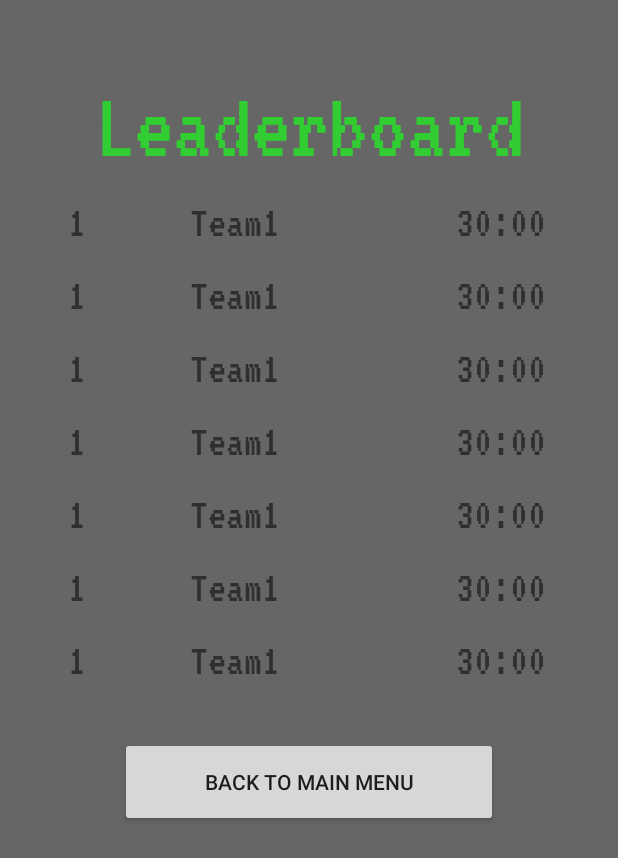
After one commit to nkm90/BreakScape, an Android app: the LeadersActivity screen opened directly, with no data from a screen before it, on a phone screen of 412 x 824 dp. The commit adds this screen. Shown: the top 858 px of the screen. Run offline under Robolectric (Android 15) with nearby library versions, the phone set to English and light mode, and no system bars.

Commit message:
leaderboard design

```diff
--- a/app/src/main/AndroidManifest.xml
+++ b/app/src/main/AndroidManifest.xml
@@ -26,6 +26,7 @@
                 <category android:name="android.intent.category.LAUNCHER" />
             </intent-filter>
         </activity>
+        <activity android:name=".LeadersActivity" />
 
         <meta-data
             android:name="preloaded_fonts"
--- a/app/src/main/java/com/example/breakscape/AbsRuntimePermission.java
+++ b/app/src/main/java/com/example/breakscape/AbsActivity.java
@@ -8,8 +8,8 @@ import android.view.Display;
 import androidx.appcompat.app.ActionBar;
 import androidx.appcompat.app.AppCompatActivity;
 
-public abstract class AbsRuntimePermission extends AppCompatActivity {
-     static String teamName;
+public abstract class AbsActivity extends AppCompatActivity {
+      static String teamName;
 
     @Override
     protected void onCreate(Bundle savedInstanceState) {
@@ -23,4 +23,6 @@ public abstract class AbsRuntimePermission extends AppCompatActivity {
         }
     }
 
+
+
 }
--- a/app/src/main/java/com/example/breakscape/BreakActivity.java
+++ b/app/src/main/java/com/example/breakscape/BreakActivity.java
@@ -1,13 +1,11 @@
 package com.example.breakscape;
-
-import androidx.appcompat.app.AppCompatActivity;
 
 import android.content.Intent;
 import android.os.Bundle;
 import android.view.View;
 import android.widget.Button;
 
-public class BreakActivity extends AbsRuntimePermission {
+public class BreakActivity extends AbsActivity {
 
     @Override
     protected void onCreate(Bundle savedInstanceState) {
--- a/app/src/main/java/com/example/breakscape/CongratulationsActivity.java
+++ b/app/src/main/java/com/example/breakscape/CongratulationsActivity.java
@@ -1,13 +1,11 @@
 package com.example.breakscape;
-
-import androidx.appcompat.app.AppCompatActivity;
 
 import android.content.Intent;
 import android.os.Bundle;
 import android.view.View;
 import android.widget.Button;
 
-public class CongratulationsActivity extends AbsRuntimePermission {
+public class CongratulationsActivity extends AbsActivity {
 
     @Override
     protected void onCreate(Bundle savedInstanceState) {
--- a/app/src/main/java/com/example/breakscape/IntroActivity.java
+++ b/app/src/main/java/com/example/breakscape/IntroActivity.java
@@ -1,6 +1,4 @@
 package com.example.breakscape;
-
-import androidx.appcompat.app.AppCompatActivity;
 
 import android.content.Intent;
 import android.os.Bundle;
@@ -9,11 +7,7 @@ import android.widget.Button;
 import android.widget.EditText;
 import android.widget.TextView;
 
-import java.lang.reflect.Array;
-import java.util.ArrayList;
-import java.util.Arrays;
-
-public class IntroActivity extends AbsRuntimePermission {
+public class IntroActivity extends AbsActivity {
     TextView warning;
     EditText input;
 
--- /dev/null
+++ b/app/src/main/java/com/example/breakscape/LeadersActivity.java
@@ -0,0 +1,31 @@
+package com.example.breakscape;
+
+import android.content.Intent;
+import android.os.Bundle;
+import android.view.View;
+import android.widget.Button;
+
+public class LeadersActivity extends AbsActivity {
+
+    @Override
+    protected void onCreate(Bundle savedInstanceState) {
+        super.onCreate(savedInstanceState);
+        setContentView(R.layout.activity_leaderboard);
+
+        Button check = (Button) findViewById(R.id.backBtn);
+        check.setOnClickListener(new View.OnClickListener() {
+            @Override
+            public void onClick(View v) {
+                backToMainMenu(v);
+            }
+        });
+
+
+    }
+
+    public void backToMainMenu(View view){
+        Intent intent = new Intent(this, MainActivity.class);
+        startActivity(intent);
+    }
+
+}
--- a/app/src/main/java/com/example/breakscape/MainActivity.java
+++ b/app/src/main/java/com/example/breakscape/MainActivity.java
@@ -1,13 +1,11 @@
 package com.example.breakscape;
-
-import androidx.appcompat.app.AppCompatActivity;
 
 import android.content.Intent;
 import android.os.Bundle;
 import android.view.View;
 import android.widget.Button;
 
-public class MainActivity extends AbsRuntimePermission {
+public class MainActivity extends AbsActivity {
 
     @Override
     protected void onCreate(Bundle savedInstanceState) {
@@ -43,8 +41,8 @@ public class MainActivity extends AbsRuntimePermission {
         startActivity(intent);
     }
     public void leaders(View view){
-        //Intent intent = new Intent(this, LeadersActivity.class);
-        //startActivity(intent);
+        Intent intent = new Intent(this, LeadersActivity.class);
+        startActivity(intent);
     }
     public void exit(View view){
         finish();
--- a/app/src/main/java/com/example/breakscape/MenuActivity.java
+++ b/app/src/main/java/com/example/breakscape/MenuActivity.java
@@ -1,14 +1,11 @@
 package com.example.breakscape;
-
-import androidx.appcompat.app.ActionBar;
-import androidx.appcompat.app.AppCompatActivity;
 
 import android.content.Intent;
 import android.os.Bundle;
 import android.view.View;
 import android.widget.Button;
 
-public class MenuActivity extends AbsRuntimePermission {
+public class MenuActivity extends AbsActivity {
 
     @Override
     protected void onCreate(Bundle savedInstanceState) {
--- a/app/src/main/java/com/example/breakscape/Opt1Activity.java
+++ b/app/src/main/java/com/example/breakscape/Opt1Activity.java
@@ -1,13 +1,11 @@
 package com.example.breakscape;
-
-import androidx.appcompat.app.AppCompatActivity;
 
 import android.content.Intent;
 import android.os.Bundle;
 import android.view.View;
 import android.widget.Button;
 
-public class Opt1Activity extends AbsRuntimePermission {
+public class Opt1Activity extends AbsActivity {
 
     @Override
     protected void onCreate(Bundle savedInstanceState) {
--- a/app/src/main/java/com/example/breakscape/Opt2Activity.java
+++ b/app/src/main/java/com/example/breakscape/Opt2Activity.java
@@ -1,13 +1,11 @@
 package com.example.breakscape;
-
-import androidx.appcompat.app.AppCompatActivity;
 
 import android.content.Intent;
 import android.os.Bundle;
 import android.view.View;
 import android.widget.Button;
 
-public class Opt2Activity extends AbsRuntimePermission {
+public class Opt2Activity extends AbsActivity {
 
     @Override
     protected void onCreate(Bundle savedInstanceState) {
--- a/app/src/main/java/com/example/breakscape/Opt3Activity.java
+++ b/app/src/main/java/com/example/breakscape/Opt3Activity.java
@@ -1,13 +1,11 @@
 package com.example.breakscape;
-
-import androidx.appcompat.app.AppCompatActivity;
 
 import android.content.Intent;
 import android.os.Bundle;
 import android.view.View;
 import android.widget.Button;
 
-public class Opt3Activity extends AbsRuntimePermission {
+public class Opt3Activity extends AbsActivity {
 
     @Override
     protected void onCreate(Bundle savedInstanceState) {
--- a/app/src/main/java/com/example/breakscape/Opt4Activity.java
+++ b/app/src/main/java/com/example/breakscape/Opt4Activity.java
@@ -1,13 +1,11 @@
 package com.example.breakscape;
-
-import androidx.appcompat.app.AppCompatActivity;
 
 import android.content.Intent;
 import android.os.Bundle;
 import android.view.View;
 import android.widget.Button;
 
-public class Opt4Activity extends AbsRuntimePermission {
+public class Opt4Activity extends AbsActivity {
 
     @Override
     protected void onCreate(Bundle savedInstanceState) {
--- a/app/src/main/res/layout/activity_intro.xml
+++ b/app/src/main/res/layout/activity_intro.xml
@@ -66,7 +66,7 @@
         android:fontFamily="@font/vt323"
         android:text="*Please enter a valid name"
         android:textColor="#F80404"
-        android:textSize="12sp"
+        android:textSize="16sp"
         app:layout_constraintEnd_toEndOf="parent"
         app:layout_constraintStart_toStartOf="parent"
         app:layout_constraintTop_toBottomOf="@+id/teamName" />
--- /dev/null
+++ b/app/src/main/res/layout/activity_leaderboard.xml
@@ -0,0 +1,289 @@
+<?xml version="1.0" encoding="utf-8"?>
+<androidx.constraintlayout.widget.ConstraintLayout xmlns:android="http://schemas.android.com/apk/res/android"
+    xmlns:app="http://schemas.android.com/apk/res-auto"
+    xmlns:tools="http://schemas.android.com/tools"
+    android:layout_width="match_parent"
+    android:layout_height="match_parent"
+    android:background="#666666">
+
+    <TableLayout
+        android:id="@+id/tableLayout"
+        android:layout_width="321dp"
+        android:layout_height="360dp"
+        android:layout_marginStart="40dp"
+        android:layout_marginEnd="40dp"
+        android:background="#666666"
+        app:layout_constraintEnd_toEndOf="parent"
+        app:layout_constraintStart_toStartOf="parent"
+        app:layout_constraintTop_toBottomOf="@+id/title">
+
+        <TableRow
+            android:layout_width="match_parent"
+            android:layout_height="match_parent"
+            android:paddingTop="10sp">
+
+            <TextView
+                android:id="@+id/textView2"
+                android:layout_width="80dp"
+                android:layout_height="match_parent"
+                android:fontFamily="@font/vt323"
+                android:text="1"
+                android:textSize="30sp" />
+
+            <TextView
+                android:id="@+id/textView3"
+                android:layout_width="177dp"
+                android:layout_height="match_parent"
+                android:fontFamily="@font/vt323"
+                android:text="Team1"
+                android:textSize="30sp" />
+
+            <TextView
+                android:id="@+id/textView4"
+                android:layout_width="wrap_content"
+                android:layout_height="wrap_content"
+                android:fontFamily="@font/vt323"
+                android:text="30:00"
+                android:textSize="30sp" />
+        </TableRow>
+
+        <TableRow
+            android:layout_width="match_parent"
+            android:layout_height="match_parent"
+            android:paddingTop="10sp">
+
+            <TextView
+                android:id="@+id/textView5"
+                android:layout_width="81dp"
+                android:layout_height="wrap_content"
+                android:fontFamily="@font/vt323"
+                android:text="1"
+                android:textSize="30sp" />
+
+            <TextView
+                android:id="@+id/textView6"
+                android:layout_width="177dp"
+                android:layout_height="match_parent"
+                android:fontFamily="@font/vt323"
+                android:text="Team1"
+                android:textSize="30sp" />
+
+            <TextView
+                android:id="@+id/textView7"
+                android:layout_width="wrap_content"
+                android:layout_height="wrap_content"
+                android:fontFamily="@font/vt323"
+                android:text="30:00"
+                android:textSize="30sp" />
+        </TableRow>
+
+        <TableRow
+            android:layout_width="match_parent"
+            android:layout_height="match_parent"
+            android:paddingTop="10sp">
+
+            <TextView
+                android:id="@+id/textView8"
+                android:layout_width="81dp"
+                android:layout_height="wrap_content"
+                android:fontFamily="@font/vt323"
+                android:text="1"
+                android:textSize="30sp" />
+
+            <TextView
+                android:id="@+id/textView9"
+                android:layout_width="177dp"
+                android:layout_height="match_parent"
+                android:fontFamily="@font/vt323"
+                android:text="Team1"
+                android:textSize="30sp" />
+
+            <TextView
+                android:id="@+id/textView10"
+                android:layout_width="wrap_content"
+                android:layout_height="wrap_content"
+                android:fontFamily="@font/vt323"
+                android:text="30:00"
+                android:textSize="30sp" />
+        </TableRow>
+
+        <TableRow
+            android:layout_width="match_parent"
+            android:layout_height="match_parent"
+            android:paddingTop="10sp">
+
+            <TextView
+                android:id="@+id/textView11"
+                android:layout_width="81dp"
+                android:layout_height="wrap_content"
+                android:fontFamily="@font/vt323"
+                android:text="1"
+                android:textSize="30sp" />
+
+            <TextView
+                android:id="@+id/textView12"
+                android:layout_width="177dp"
+                android:layout_height="match_parent"
+                android:fontFamily="@font/vt323"
+                android:text="Team1"
+                android:textSize="30sp" />
+
+            <TextView
+                android:id="@+id/textView13"
+                android:layout_width="wrap_content"
+                android:layout_height="wrap_content"
+                android:fontFamily="@font/vt323"
+                android:text="30:00"
+                android:textSize="30sp" />
+        </TableRow>
+
+        <TableRow
+            android:layout_width="match_parent"
+            android:layout_height="match_parent"
+            android:paddingTop="10sp">
+
+            <TextView
+                android:id="@+id/textView14"
+                android:layout_width="81dp"
+                android:layout_height="wrap_content"
+                android:fontFamily="@font/vt323"
+                android:text="1"
+                android:textSize="30sp" />
+
+            <TextView
+                android:id="@+id/textView15"
+                android:layout_width="177dp"
+                android:layout_height="match_parent"
+                android:fontFamily="@font/vt323"
+                android:text="Team1"
+                android:textSize="30sp" />
+
+            <TextView
+                android:id="@+id/textView16"
+                android:layout_width="wrap_content"
+                android:layout_height="wrap_content"
+                android:fontFamily="@font/vt323"
+                android:text="30:00"
+                android:textSize="30sp" />
+        </TableRow>
+
+        <TableRow
+            android:layout_width="match_parent"
+            android:layout_height="match_parent"
+            android:paddingTop="10sp">
+
+            <TextView
+                android:id="@+id/textView17"
+                android:layout_width="81dp"
+                android:layout_height="wrap_content"
+                android:fontFamily="@font/vt323"
+                android:text="1"
+                android:textSize="30sp" />
+
+            <TextView
+                android:id="@+id/textView18"
+                android:layout_width="177dp"
+                android:layout_height="match_parent"
+                android:fontFamily="@font/vt323"
+                android:text="Team1"
+                android:textSize="30sp" />
+
+            <TextView
+                android:id="@+id/textView19"
+                android:layout_width="wrap_content"
+                android:layout_height="wrap_content"
+                android:fontFamily="@font/vt323"
+                android:text="30:00"
+                android:textSize="30sp" />
+        </TableRow>
+
+        <TableRow
+            android:layout_width="match_parent"
+            android:layout_height="match_parent"
+            android:paddingTop="10sp">
+
+            <TextView
+                android:id="@+id/textView20"
+                android:layout_width="81dp"
+                android:layout_height="wrap_content"
+                android:fontFamily="@font/vt323"
+                android:text="1"
+                android:textSize="30sp" />
+
+            <TextView
+                android:id="@+id/textView21"
+                android:layout_width="177dp"
+                android:layout_height="match_parent"
+                android:fontFamily="@font/vt323"
+                android:text="Team1"
+                android:textSize="30sp" />
+
+            <TextView
+                android:id="@+id/textView22"
+                android:layout_width="wrap_content"
+                android:layout_height="wrap_content"
+                android:fontFamily="@font/vt323"
+                android:text="30:00"
+                android:textSize="30sp" />
+        </TableRow>
+
+        <TableRow
+            android:layout_width="match_parent"
+            android:layout_height="match_parent"
+            android:paddingTop="10sp">
+
+            <TextView
+                android:id="@+id/textView23"
+                android:layout_width="81dp"
+                android:layout_height="wrap_content"
+                android:fontFamily="@font/vt323"
+                android:text="1"
+                android:textSize="30sp" />
+
+            <TextView
+                android:id="@+id/textView24"
+                android:layout_width="177dp"
+                android:layout_height="match_parent"
+                android:fontFamily="@font/vt323"
+                android:text="Team1"
+                android:textSize="30sp" />
+
+            <TextView
+                android:id="@+id/textView25"
+                android:layout_width="wrap_content"
+                android:layout_height="wrap_content"
+                android:fontFamily="@font/vt323"
+                android:text="30:00"
+                android:textSize="30sp" />
+        </TableRow>
+
+
+    </TableLayout>
+
+    <TextView
+        android:id="@+id/title"
+        android:layout_width="0dp"
+        android:layout_height="80dp"
+        android:layout_marginTop="36dp"
+        android:fontFamily="@font/vt323"
+        android:text="Leaderboard"
+        android:textAlignment="center"
+        android:textColor="#32CD32"
+        android:textSize="65sp"
+        app:layout_constraintEnd_toEndOf="parent"
+        app:layout_constraintHorizontal_bias="0.0"
+        app:layout_constraintStart_toStartOf="parent"
+        app:layout_constraintTop_toTopOf="parent" />
+
+    <Button
+        android:id="@+id/backBtn"
+        android:layout_width="0dp"
+        android:layout_height="60dp"
+        android:layout_marginStart="80dp"
+        android:layout_marginTop="15dp"
+        android:layout_marginEnd="80dp"
+        android:text="Back to Main Menu"
+        app:layout_constraintEnd_toEndOf="parent"
+        app:layout_constraintStart_toStartOf="parent"
+        app:layout_constraintTop_toBottomOf="@+id/tableLayout" />
+</androidx.constraintlayout.widget.ConstraintLayout>
--- a/app/src/main/res/layout/activity_menu.xml
+++ b/app/src/main/res/layout/activity_menu.xml
@@ -47,7 +47,9 @@
         android:layout_marginStart="20dp"
         android:layout_marginTop="12dp"
         android:layout_marginEnd="100dp"
-        android:text="etc"
+        android:fontFamily="@font/vt323"
+        android:text="Malware"
+        android:textSize="20sp"
         app:layout_constraintEnd_toEndOf="parent"
         app:layout_constraintStart_toStartOf="parent"
         app:layout_constraintTop_toBottomOf="@+id/option2" />
@@ -59,6 +61,7 @@
         android:layout_marginStart="180dp"
         android:layout_marginTop="10dp"
         android:layout_marginEnd="20dp"
+        android:fontFamily="@font/vt323"
         android:maxWidth="5dp"
         android:text="Quit"
         app:layout_constraintEnd_toEndOf="parent"
@@ -85,7 +88,9 @@
         android:layout_marginStart="20dp"
         android:layout_marginTop="10dp"
         android:layout_marginEnd="100dp"
-        android:text="email"
+        android:fontFamily="@font/vt323"
+        android:text="Phising"
+        android:textSize="20sp"
         app:layout_constraintEnd_toEndOf="parent"
         app:layout_constraintHorizontal_bias="1.0"
         app:layout_constraintStart_toStartOf="parent"
@@ -110,7 +115,9 @@
         android:layout_marginStart="20dp"
         android:layout_marginTop="12dp"
         android:layout_marginEnd="100dp"
-        android:text="Access"
+        android:fontFamily="@font/vt323"
+        android:textSize="20sp"
+        android:text="Access Control"
         app:layout_constraintEnd_toEndOf="parent"
         app:layout_constraintStart_toStartOf="parent"
         app:layout_constraintTop_toBottomOf="@+id/option1" />
@@ -134,6 +141,7 @@
         android:layout_marginStart="20dp"
         android:layout_marginTop="10dp"
         android:layout_marginEnd="180dp"
+        android:fontFamily="@font/vt323"
         android:maxWidth="50dp"
         android:text="Break the scape"
         app:layout_constraintEnd_toEndOf="parent"
@@ -147,7 +155,9 @@
         android:layout_marginStart="20dp"
         android:layout_marginTop="12dp"
         android:layout_marginEnd="100dp"
+        android:fontFamily="@font/vt323"
         android:text="usb"
+        android:textSize="20sp"
         app:layout_constraintEnd_toEndOf="parent"
         app:layout_constraintStart_toStartOf="parent"
         app:layout_constraintTop_toBottomOf="@+id/option3" />
@@ -160,6 +170,7 @@
         android:layout_marginTop="20dp"
         android:layout_marginEnd="140dp"
         android:background="#009688"
+        android:fontFamily="@font/vt323"
         android:padding="5dp"
         android:text="60:00"
         android:textAlignment="center"
--- /dev/null
+++ b/app/src/main/res/layout/activity_opt_1.xml
@@ -0,0 +1,6 @@
+<?xml version="1.0" encoding="utf-8"?>
+<androidx.constraintlayout.widget.ConstraintLayout
+    xmlns:android="http://schemas.android.com/apk/res/android" android:layout_width="match_parent"
+    android:layout_height="match_parent">
+
+</androidx.constraintlayout.widget.ConstraintLayout>
```
Also changed, not shown: 1 other file.
